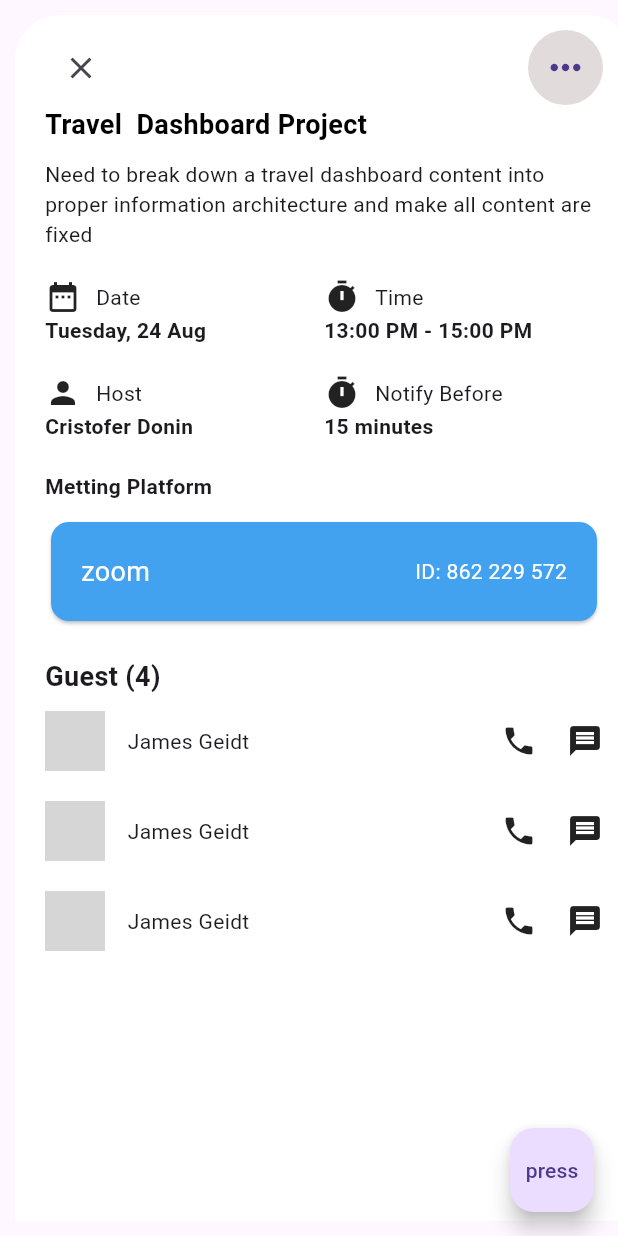
After one commit to Nabin1-chand/flutter_ui, a Flutter app: the screen it shows after launch, after a tap on "CustomStack", on a phone screen of 412 x 824 dp. The commit adds this screen. Run offline on Flutter 3.47's test engine with Material 2 defaults, Android fonts, the phone set to English and light mode, and no system bars; our stand-ins replace font_awesome_flutter; missing offline and left inert: dart:ffi; network calls fail; grey boxes are pictures that could not be loaded.

Commit message:
added custom animated stack screen with full fuctionality

```diff
--- /dev/null
+++ b/lib/animated_stack/animation_stack.dart
@@ -0,0 +1,161 @@
+import 'package:flutter/material.dart';
+import 'package:practise_flutter_ui/widget/modal_buttom_sheet.dart';
+
+class CustomStackAnimation extends StatefulWidget {
+  const CustomStackAnimation({super.key});
+
+  @override
+  State<CustomStackAnimation> createState() => _CustomStackAnimationState();
+}
+
+class _CustomStackAnimationState extends State<CustomStackAnimation> {
+  bool _isPositionedRight = false;
+
+  @override
+  Widget build(BuildContext context) {
+    return Scaffold(
+      floatingActionButton: FloatingActionButton(
+          child: const Text('press'),
+          onPressed: () {
+            setState(() {
+              _isPositionedRight = !_isPositionedRight;
+            });
+          }),
+      body: SafeArea(
+        child: Stack(children: [
+          AnimatedPositioned(
+            curve: Curves.easeInOut,
+            left: _isPositionedRight ? 200.0 : 0.0,
+            bottom:
+                _isPositionedRight ? -MediaQuery.of(context).size.height : 0,
+            duration: const Duration(seconds: 1),
+            child: Padding(
+              padding: const EdgeInsets.symmetric(horizontal: 10, vertical: 0),
+              child: Container(
+                width: MediaQuery.of(context).size.width,
+                height: MediaQuery.of(context).size.height,
+                decoration: BoxDecoration(
+                  // color: const Color.fromARGB(255, 138, 171, 199),
+                  borderRadius: BorderRadius.circular(30),
+                ),
+                child: Padding(
+                  padding: const EdgeInsets.symmetric(vertical: 10),
+                  child: Container(
+                    padding: const EdgeInsets.symmetric(
+                        horizontal: 20, vertical: 10),
+                    decoration: const BoxDecoration(
+                      color: Colors.white,
+                      borderRadius: BorderRadius.only(
+                          topLeft: Radius.circular(30),
+                          topRight: Radius.circular(30)),
+                    ),
+                    child: Column(
+                      crossAxisAlignment: CrossAxisAlignment.start,
+                      children: [
+                        Row(
+                          mainAxisAlignment: MainAxisAlignment.spaceBetween,
+                          children: [
+                            IconButton(
+                                onPressed: () {
+                                  setState(() {
+                                    _isPositionedRight = !_isPositionedRight;
+                                  });
+                                },
+                                icon: const Icon(Icons.clear)),
+                            const CircleAvatar(
+                              backgroundColor:
+                                  Color.fromARGB(255, 226, 219, 219),
+                              radius: 25,
+                              child: Icon(
+                                Icons.more_horiz,
+                                size: 30,
+                              ),
+                            )
+                          ],
+                        ),
+                        const Text(
+                          'Travel  Dashboard Project',
+                          style: TextStyle(
+                              color: Colors.black,
+                              fontSize: 18,
+                              fontWeight: FontWeight.w600),
+                        ),
+                        const SizedBox(
+                          height: 10,
+                        ),
+                        const Text(
+                            'Need to break down a travel dashboard content into proper information architecture and make all content are fixed'),
+                        const SizedBox(
+                          height: 20,
+                        ),
+                        const ReusableRowColumnWidget(),
+                        const SizedBox(
+                          height: 20,
+                        ),
+                        const Text(
+                          'Metting Platform',
+                          style: TextStyle(fontWeight: FontWeight.w600),
+                        ),
+                        const SizedBox(
+                          height: 10,
+                        ),
+                        Card(
+                          color: const Color.fromARGB(255, 67, 162, 240),
+                          child: Padding(
+                            padding: const EdgeInsets.symmetric(
+                                horizontal: 20, vertical: 20),
+                            child: Row(
+                              mainAxisAlignment: MainAxisAlignment.spaceBetween,
+                              children: const [
+                                Text(
+                                  'zoom',
+                                  style: TextStyle(
+                                      fontSize: 18, color: Colors.white),
+                                ),
+                                Text(
+                                  'ID: 862 229 572',
+                                  style: TextStyle(color: Colors.white),
+                                )
+                              ],
+                            ),
+                          ),
+                        ),
+                        const SizedBox(
+                          height: 20,
+                        ),
+                        const Text(
+                          'Guest (4)',
+                          style: TextStyle(
+                              fontWeight: FontWeight.w600, fontSize: 18),
+                        ),
+                        const SizedBox(
+                          height: 10,
+                        ),
+                        const CustomTileWidget(
+                          image:
+                              'https://encrypted-tbn0.gstatic.com/images?q=tbn:ANd9GcSF1WP2giVUjPEBEB7o1X0pimQgfXkUhi-ncPQzK84q1Q&s',
+                        ),
+                        const SizedBox(
+                          height: 20,
+                        ),
+                        const CustomTileWidget(
+                            image:
+                                'https://encrypted-tbn0.gstatic.com/images?q=tbn:ANd9GcTu_OGPDBW6KZmoN9mqr-1TjnemtQK1eIlSrfVblCLqBw&s'),
+                        const SizedBox(
+                          height: 20,
+                        ),
+                        const CustomTileWidget(
+                            image:
+                                'https://encrypted-tbn0.gstatic.com/images?q=tbn:ANd9GcQuTCVxix2DrHrIok3ojC5aLfMdtYTQ3PLMR5rk2A3SiQ&s'),
+                      ],
+                    ),
+                  ),
+                ),
+              ),
+            ),
+          )
+        ]),
+      ),
+    );
+  }
+}
--- a/lib/home_page_screen.dart
+++ b/lib/home_page_screen.dart
@@ -1,6 +1,7 @@
 import 'package:flutter/foundation.dart';
 import 'package:flutter/material.dart';
 import 'package:practise_flutter_ui/Animation/animation_screen.dart';
+import 'package:practise_flutter_ui/animated_stack/animation_stack.dart';
 import 'package:practise_flutter_ui/animation/animation_demo_screen.dart';
 import 'package:practise_flutter_ui/animation/basic/animation_builder.dart';
 import 'package:practise_flutter_ui/bmi_calculator/bmi_home_screen.dart';
@@ -63,6 +64,12 @@ class HomePageScreen extends StatelessWidget {
                 context, MaterialPageRoute(builder: (_) => AnimationDemo()));
           }),
       CardWidget(
+          text: 'CustomStack',
+          onTap: () {
+            Navigator.push(context,
+                MaterialPageRoute(builder: (_) => CustomStackAnimation()));
+          }),
+      CardWidget(
         onTap: () {
           Navigator.push(
               context, MaterialPageRoute(builder: (_) => const BmiHomScreen()));
```
Also changed, not shown: lib/animation/animation_demo_screen.dart (+8 -1 lines), lib/animation/basic/animation_controller.dart (+58 -0 lines), lib/animation/basic/custom_tween.dart (added, +107 -0 lines), lib/animation/basic/tween_sequence.dart (added, +54 -0 lines).
